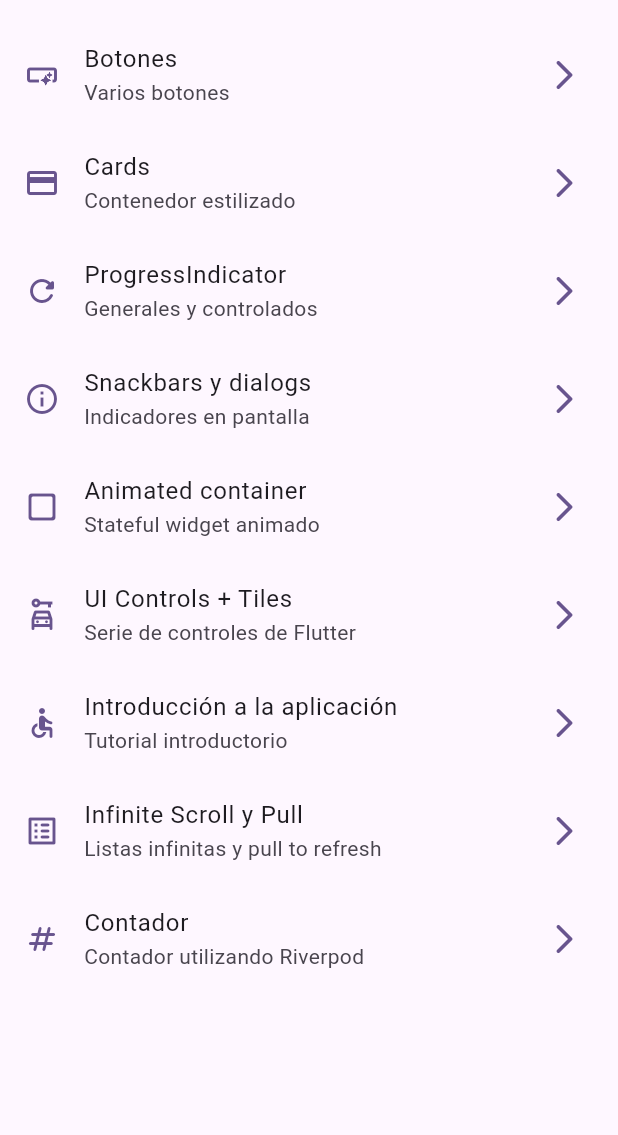
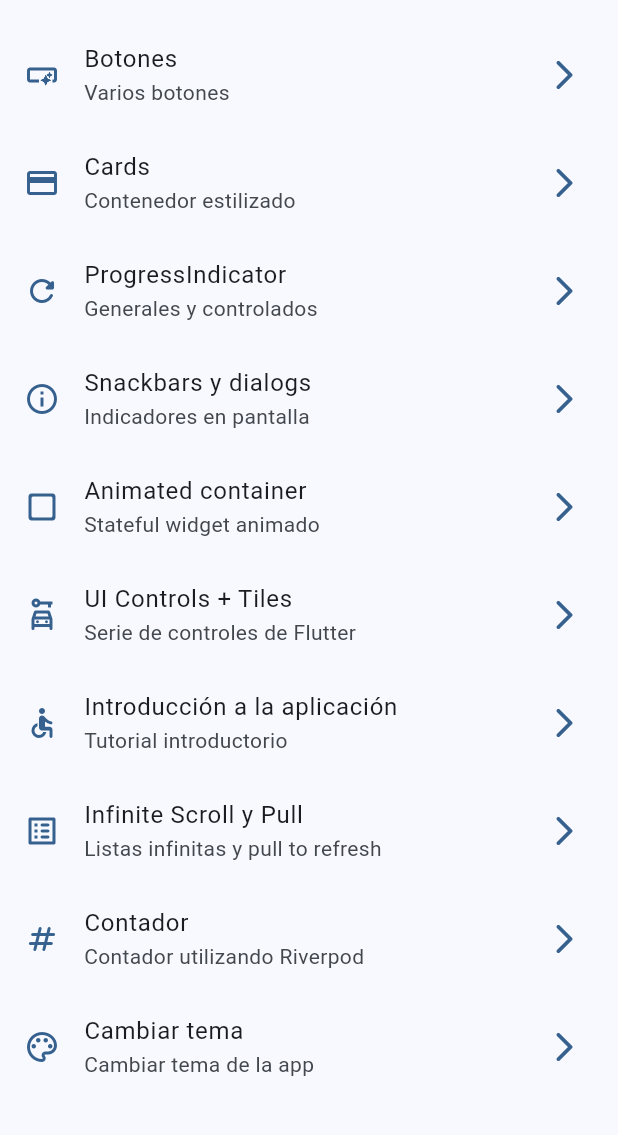
Before and after one commit to LBetti/widgetsMaterial3, a Flutter app: the screen it shows after launch, on a phone screen of 412 x 824 dp, the part 63-1198 px from its top. Run offline on Flutter 3.47's test engine with Material 2 defaults, Android fonts, the phone set to English and light mode, and no system bars; our stand-ins replace animate_do, flutter_riverpod, go_router.

Commit message:
theme changer y darkmode

```diff
--- a/lib/config/menu/menu_items.dart
+++ b/lib/config/menu/menu_items.dart
@@ -59,4 +59,9 @@ const appMenuItems = <MenuItem>[
       subTtitle: 'Contador utilizando Riverpod',
       link: '/counter_screen',
       icon: Icons.numbers_rounded),
+  MenuItem(
+      title: 'Cambiar tema',
+      subTtitle: 'Cambiar tema de la app',
+      link: '/theme-changer',
+      icon: Icons.color_lens_outlined),
 ];
--- a/lib/config/router/app_router.dart
+++ b/lib/config/router/app_router.dart
@@ -53,4 +53,9 @@ final appRouter = GoRouter(routes: [
     name: CounterScreen.name,
     builder: (context, state) => const CounterScreen(),
   ),
+  GoRoute(
+    path: '/theme-changer',
+    name: ThemeChangerScreen.name,
+    builder: (context, state) => const ThemeChangerScreen(),
+  ),
 ]);
--- a/lib/config/theme/app_theme.dart
+++ b/lib/config/theme/app_theme.dart
@@ -14,15 +14,19 @@ const colorList = <Color>[
 
 class AppTheme {
   final int selectedColor;
+  final bool isDarkMode;
 
-  AppTheme({this.selectedColor = 0})
-      : assert(selectedColor >= 0, 'Selected color must be <0'),
+  AppTheme({
+    this.selectedColor = 0,
+    this.isDarkMode = false,
+  })  : assert(selectedColor >= 0, 'Selected color must be <0'),
         assert(selectedColor < colorList.length,
             'Selected color must be <= ${colorList.length - 1}');
 
   ThemeData getTheme() => ThemeData(
         appBarTheme: const AppBarTheme(centerTitle: false),
         useMaterial3: true,
+        brightness: isDarkMode ? Brightness.dark : Brightness.light,
         colorSchemeSeed: colorList[selectedColor],
       );
 }
--- a/lib/main.dart
+++ b/lib/main.dart
@@ -4,20 +4,25 @@ import 'package:flutter_riverpod/flutter_riverpod.dart';
 import 'package:widgets_app/config/router/app_router.dart';
 import 'package:widgets_app/config/theme/app_theme.dart';
 
+import 'presentation/providers/theme_provider.dart';
+
 void main() {
   runApp(const ProviderScope(child: MainApp()));
 }
 
-class MainApp extends StatelessWidget {
+class MainApp extends ConsumerWidget {
   const MainApp({super.key});
 
   @override
-  Widget build(BuildContext context) {
+  Widget build(BuildContext context, WidgetRef ref) {
+    final isDarkMode = ref.watch(isDarkModeProvider);
+    final int selectedColor = ref.watch(selectedColorProvider);
     return MaterialApp.router(
       title: 'Flutter Widgets',
       routerConfig: appRouter,
       debugShowCheckedModeBanner: false,
-      theme: AppTheme(selectedColor: 5).getTheme(),
+      theme: AppTheme(selectedColor: selectedColor, isDarkMode: isDarkMode)
+          .getTheme(),
     );
   }
 }
--- a/lib/presentation/providers/theme_provider.dart
+++ b/lib/presentation/providers/theme_provider.dart
@@ -1,3 +1,9 @@
 import 'package:flutter_riverpod/flutter_riverpod.dart';
 
+import '../../config/theme/app_theme.dart';
+
 final isDarkModeProvider = StateProvider<bool>((ref) => false);
+
+final colorListProvider = Provider((ref) => colorList);
+
+final selectedColorProvider = StateProvider<int>((ref) => 0);
--- a/lib/presentation/screens/screens.dart
+++ b/lib/presentation/screens/screens.dart
@@ -7,4 +7,5 @@ export 'package:widgets_app/presentation/screens/home/home_screen.dart';
 export 'package:widgets_app/presentation/screens/infinite_scroll/infinite_scroll_screen.dart';
 export 'package:widgets_app/presentation/screens/progress/progress_screen.dart';
 export 'package:widgets_app/presentation/screens/snackbar/snackbar_screen.dart';
+export 'package:widgets_app/presentation/screens/theme_changer/theme_changer_screen.dart';
 export 'package:widgets_app/presentation/screens/ui_controls/ui_controls_screen.dart';
```
Also changed, not shown: lib/presentation/screens/theme_changer/theme_changer_screen.dart (added, +57 -0 lines).
